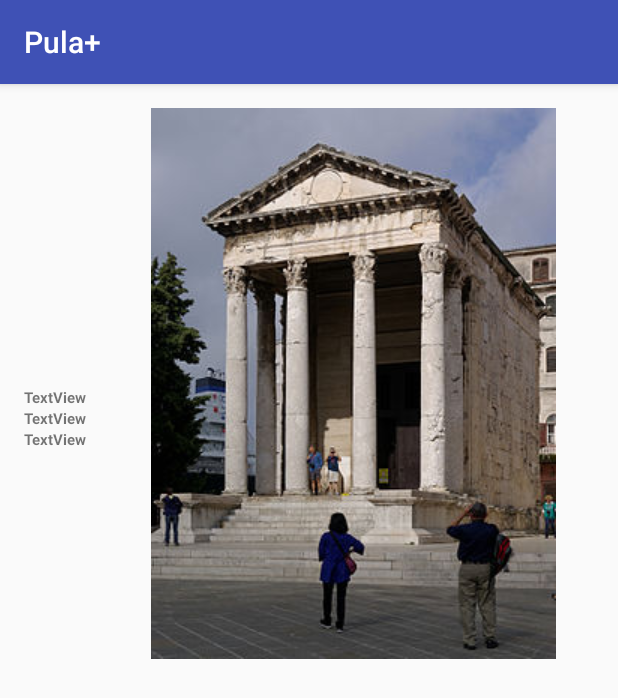
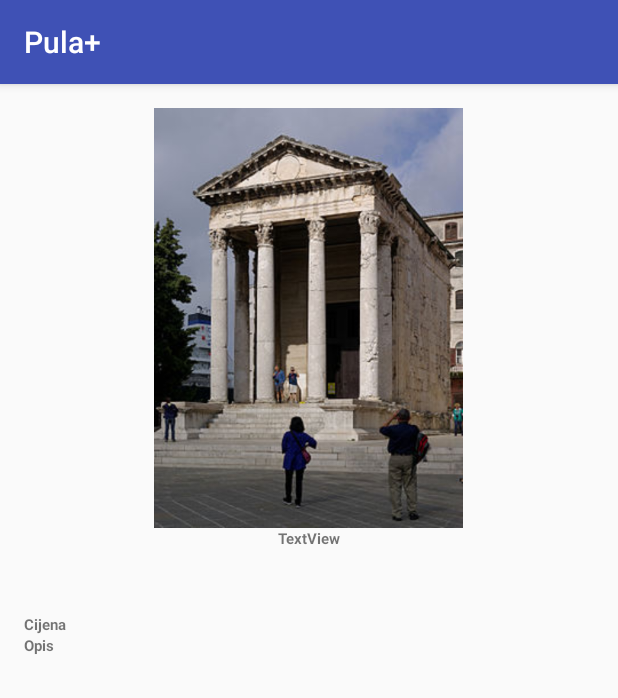
Before and after one commit to Josip1234/PulaPlusAplikacija, an Android app: the ZnamenitostiActivity screen opened directly, with no data from a screen before it, on a phone screen of 412 x 824 dp. Shown: the top 698 px of the screen. Run offline under Robolectric (Android 15) with nearby library versions, the light colour scheme and no system bars.

Commit message:
znamenitosti sredeno

```diff
--- a/app/src/main/java/com/josip/acer/pulaplusaplikacija/ZnamenitostiActivity.java
+++ b/app/src/main/java/com/josip/acer/pulaplusaplikacija/ZnamenitostiActivity.java
@@ -11,7 +11,7 @@ ViewPager viewPager;
 PagerAdapter adapter;
 int [] images;
     String [] znamenitost={"Augustov hram","Amfiteatar u Puli","Titov park","Malo rimsko kazalište u Puli","Arheološki muzej Istre"};
-    String [] cijena={"10 kn odrasli, učenici/studenti 5 kn","50 kn odrasli, učenici/studenti 25kn","besplatno","besplatno","zatvoreno zbog radova"};
+    String [] cijena={"Cijena : 10 kn odrasli, učenici/studenti 5 kn","Cijena : 50 kn odrasli, učenici/studenti 25kn","Cijena: besplatno","Cijena : besplatno","Cijena : zatvoreno zbog radova"};
     String [] opis={
             "Augustov hram je dobro očuvani rimski hram u centru Pule na središnjem gradskom trgu Forum. \n Hram koji je posvećen prvom rimskom caru Augustu sagrađen je za vrijeme careva života između 2. pr. Kr. i njegove smrti 14. godine nove ere.",
             "Amfiteatar u Puli ili Pulska Arena najveći je i najsačuvaniji spomenik antičkog graditeljstva u Hrvatskoj.",
--- a/app/src/main/res/layout/activity_znamenitosti.xml
+++ b/app/src/main/res/layout/activity_znamenitosti.xml
@@ -11,54 +11,63 @@
     tools:context="com.josip.acer.pulaplusaplikacija.ZnamenitostiActivity">
 
 
-    <android.support.v4.widget.NestedScrollView
+    <LinearLayout
+        android:orientation="horizontal"
         android:layout_width="match_parent"
         android:layout_height="match_parent">
 
+    </LinearLayout>
 
+    <RelativeLayout
+        android:layout_width="match_parent"
+        android:layout_height="match_parent">
 
+        <android.support.v4.view.ViewPager
+            android:id="@+id/pager"
 
-        <LinearLayout
-            android:orientation="vertical"
             android:layout_width="match_parent"
-            android:layout_height="wrap_content">
+            android:layout_height="280dp"
+            android:layout_alignParentTop="true"
+            android:layout_alignParentStart="true">
 
-
-            <TextView
-                android:text="TextView"
-                android:layout_width="300px"
-                android:layout_height="300px"
-                android:id="@+id/textView9"
-                android:gravity="bottom"
-                android:textSize="10sp"
-                android:textStyle="normal|bold" />
+        </android.support.v4.view.ViewPager>
 
         <TextView
             android:text="TextView"
             android:layout_width="match_parent"
             android:layout_height="wrap_content"
-                android:id="@+id/textView11"
-                android:nestedScrollingEnabled="true"
+            android:id="@+id/textView9"
+            android:gravity="bottom"
             android:textSize="10sp"
-                android:textStyle="normal|bold" />
+            android:textStyle="normal|bold"
+            android:textAlignment="center"
+            android:layout_below="@+id/pager"
+            android:layout_alignParentStart="true" />
+
         <TextView
-                android:text="TextView"
-                android:layout_width="match_parent"
+            android:text="Opis"
             android:layout_height="wrap_content"
             android:id="@+id/textView12"
             android:nestedScrollingEnabled="true"
             android:textSize="10sp"
-                android:textStyle="normal|bold" />
+            android:textStyle="normal|bold"
+            android:layout_below="@+id/textView11"
+            android:layout_alignParentStart="true"
+            android:layout_width="match_parent"
+            android:textAlignment="textStart" />
 
-        </LinearLayout>
-    </android.support.v4.widget.NestedScrollView>
-    <android.support.v4.view.ViewPager
-        android:id="@+id/pager"
-
+        <TextView
+            android:text="Cijena"
             android:layout_width="match_parent"
             android:layout_height="wrap_content"
-        android:layout_marginStart="60dp"
-        android:layout_alignParentBottom="true"
+            android:id="@+id/textView11"
+            android:nestedScrollingEnabled="true"
+            android:textSize="10sp"
+            android:textStyle="normal|bold"
+            android:layout_below="@+id/textView9"
             android:layout_alignParentStart="true"
-        android:layout_marginBottom="268dp" />
+            android:layout_marginTop="43dp" />
+
     </RelativeLayout>
+
+</RelativeLayout>
```
Lines whose indentation alone changed are shown as unchanged.
